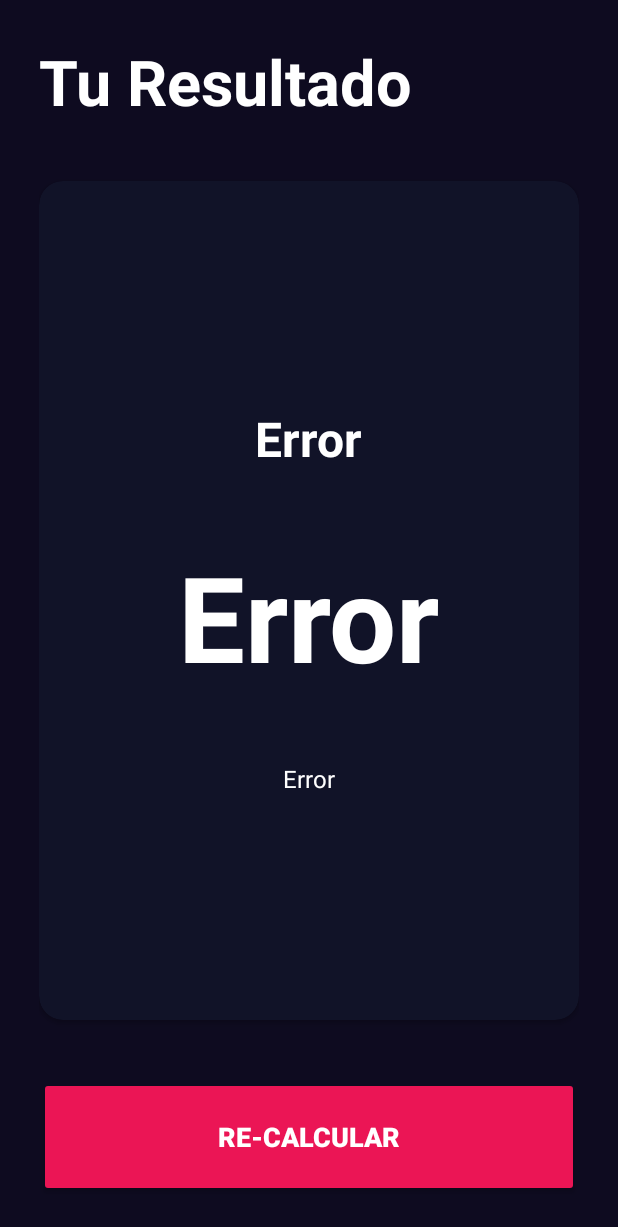
After one commit to alexDev2808/android-apps, an Android app: the ResultIMCActivity screen opened directly, with no data from a screen before it, on a phone screen of 412 x 824 dp. The commit adds this screen. Shown: the top 1227 px of the screen. Run offline under Robolectric (Android 15) with nearby library versions, the phone set to English and light mode, and no system bars.

Commit message:
Terminando app para calcular IMC

```diff
--- a/app/build.gradle
+++ b/app/build.gradle
@@ -5,12 +5,12 @@ plugins {
 
 android {
     namespace 'com.example.androidmaster'
-    compileSdk 33
+    compileSdk 34
 
     defaultConfig {
         applicationId "com.example.androidmaster"
         minSdk 21
-        targetSdk 33
+        targetSdk 34
         versionCode 1
         versionName "1.0"
 
--- a/app/src/main/AndroidManifest.xml
+++ b/app/src/main/AndroidManifest.xml
@@ -12,6 +12,9 @@
         android:supportsRtl="true"
         android:theme="@style/Theme.AndroidMaster"
         tools:targetApi="31">
+        <activity
+            android:name=".IMCCalculator.ResultIMCActivity"
+            android:exported="false" />
         <activity
             android:name=".IMCCalculator.ImcCalculatorActivity"
             android:exported="false" />
@@ -29,10 +32,10 @@
             android:exported="false" />
         <activity
             android:name=".firstapp.FirstAppActivity"
-            android:exported="true"></activity>
+            android:exported="true" />
         <activity
             android:name=".MainActivity"
-            android:exported="true"></activity>
+            android:exported="true" />
     </application>
 
 </manifest>
--- a/app/src/main/java/com/example/androidmaster/IMCCalculator/ImcCalculatorActivity.kt
+++ b/app/src/main/java/com/example/androidmaster/IMCCalculator/ImcCalculatorActivity.kt
@@ -1,6 +1,7 @@
 package com.example.androidmaster.IMCCalculator
 
 import android.content.Context
+import android.content.Intent
 import androidx.appcompat.app.AppCompatActivity
 import android.os.Bundle
 import android.util.Log
@@ -33,6 +34,9 @@ class ImcCalculatorActivity : AppCompatActivity() {
     private lateinit var fabSubstractionAge: FloatingActionButton
     private lateinit var btnCalculate: Button
 
+    companion object {
+        const val IMC_KEY = "IMC_RESULT"
+    }
     override fun onCreate(savedInstanceState: Bundle?) {
         super.onCreate(savedInstanceState)
         setContentView(R.layout.activity_imc_calculator)
@@ -98,14 +102,23 @@ class ImcCalculatorActivity : AppCompatActivity() {
         }
 
         btnCalculate.setOnClickListener {
-            calculateIMC()
+            val result = calculateIMC()
+
+            navigateToResult(result)
         }
     }
 
-    private fun calculateIMC() {
+    private fun navigateToResult(result: Double) {
+        val intent = Intent(this, ResultIMCActivity::class.java)
+        intent.putExtra(IMC_KEY, result)
+
+        startActivity(intent)
+    }
+
+    private fun calculateIMC(): Double {
         val df = DecimalFormat("#.##")
-        val imc = df.format(currentWeight / ( currentHeight.toDouble() / 100 * currentHeight.toDouble() / 100))
-        Log.i("prueba", "El imc es $imc")
+        return df.format(currentWeight / ( currentHeight.toDouble() / 100 * currentHeight.toDouble() / 100)).toDouble()
+
     }
     private fun setCurrentWeight() {
         tvWeight.text = currentWeight.toString()
--- /dev/null
+++ b/app/src/main/java/com/example/androidmaster/IMCCalculator/ResultIMCActivity.kt
@@ -0,0 +1,77 @@
+package com.example.androidmaster.IMCCalculator
+
+import androidx.appcompat.app.AppCompatActivity
+import android.os.Bundle
+import android.widget.Button
+import android.widget.TextView
+import androidx.core.content.ContextCompat
+import com.example.androidmaster.IMCCalculator.ImcCalculatorActivity.Companion.IMC_KEY
+import com.example.androidmaster.R
+
+class ResultIMCActivity : AppCompatActivity() {
+
+
+    private lateinit var tvResult: TextView
+    private lateinit var tvIMC: TextView
+    private lateinit var tvDescription: TextView
+    private lateinit var btnRecalculate: Button
+
+    override fun onCreate(savedInstanceState: Bundle?) {
+        super.onCreate(savedInstanceState)
+        setContentView(R.layout.activity_result_imcactivity)
+
+        val result: Double = intent.extras?.getDouble(IMC_KEY) ?: -1.0
+
+        initComponents()
+
+        initUI(result)
+
+        setListeners()
+    }
+
+    private fun setListeners() {
+//        btnRecalculate.setOnClickListener { onBackPressed() }
+    }
+
+    private fun initUI(result: Double) {
+
+        tvIMC.text = result.toString()
+
+        when(result) {
+            in 0.00..18.50 -> {
+                tvResult.text = getString(R.string.title_bajoPeso)
+                tvResult.setTextColor(ContextCompat.getColor(this, R.color.peso_bajo))
+
+                tvDescription.text = getString(R.string.description_bajoPeso)
+            }
+            in 18.51..24.99 -> {
+                tvResult.text = getString(R.string.title_pesoNormal)
+                tvResult.setTextColor(ContextCompat.getColor(this, R.color.peso_normal))
+
+                tvDescription.text = getString(R.string.description_pesoNormal)
+            }
+            in 25.00..29.99 -> {
+                tvResult.text = getString(R.string.title_sobrepeso)
+                tvResult.setTextColor(ContextCompat.getColor(this, R.color.peso_sobrepeso))
+
+                tvDescription.text = getString(R.string.description_sobrepeso)
+            }
+            in 30.00..99.00 -> {
+                tvResult.text = getString(R.string.title_obesidad)
+                tvResult.setTextColor(ContextCompat.getColor(this, R.color.obesidad))
+
+                tvDescription.text = getString(R.string.description_obesidad)
+            }else -> {
+                tvResult.text = getString(R.string.error)
+                tvIMC.text = getString(R.string.error)
+                tvDescription.text = getString(R.string.error)
+            }
+        }
+    }
+
+    private fun initComponents() {
+        tvResult = findViewById(R.id.tvResult)
+        tvIMC = findViewById(R.id.tvIMC)
+        tvDescription = findViewById(R.id.tvDescription)
+    }
+}
--- /dev/null
+++ b/app/src/main/res/layout/activity_result_imcactivity.xml
@@ -0,0 +1,96 @@
+<?xml version="1.0" encoding="utf-8"?>
+<androidx.constraintlayout.widget.ConstraintLayout xmlns:android="http://schemas.android.com/apk/res/android"
+    xmlns:app="http://schemas.android.com/apk/res-auto"
+    xmlns:tools="http://schemas.android.com/tools"
+    android:layout_width="match_parent"
+    android:layout_height="match_parent"
+    android:background="@color/background_app"
+    android:padding="26dp"
+    tools:context=".IMCCalculator.ResultIMCActivity">
+
+
+    <TextView
+        android:id="@+id/tvTitle"
+        android:layout_width="wrap_content"
+        android:layout_height="wrap_content"
+        android:text="@string/result"
+        android:textSize="42sp"
+        android:textStyle="bold"
+        android:textColor="@color/white"
+        app:layout_constraintStart_toStartOf="parent"
+        app:layout_constraintTop_toTopOf="parent"
+        />
+
+
+    <androidx.cardview.widget.CardView
+        android:layout_width="0dp"
+        android:layout_height="0dp"
+        app:layout_constraintTop_toBottomOf="@+id/tvTitle"
+        app:layout_constraintEnd_toEndOf="parent"
+        app:layout_constraintStart_toStartOf="parent"
+        app:layout_constraintBottom_toTopOf="@+id/btnRecalculate"
+        android:layout_marginVertical="38dp"
+        android:backgroundTint="@color/background_component_selected"
+        app:cardCornerRadius="16dp"
+
+        >
+
+        <androidx.appcompat.widget.LinearLayoutCompat
+            android:layout_width="match_parent"
+            android:layout_height="match_parent"
+            android:orientation="vertical"
+            android:gravity="center"
+            >
+
+
+            <TextView
+                android:id="@+id/tvResult"
+                android:layout_width="wrap_content"
+                android:layout_height="wrap_content"
+                tools:text="Normal"
+                android:textColor="@color/white"
+                android:textStyle="bold"
+                android:textSize="32sp"
+                />
+
+            <TextView
+                android:id="@+id/tvIMC"
+                android:layout_width="wrap_content"
+                android:layout_height="wrap_content"
+                tools:text="22.50"
+                android:textSize="79sp"
+                android:textStyle="bold"
+                android:textColor="@color/white"
+                android:layout_marginVertical="44dp"
+                />
+
+            <TextView
+                android:id="@+id/tvDescription"
+                android:layout_width="wrap_content"
+                android:layout_height="wrap_content"
+                tools:text="Texto de ejemplo para tener una preview del texto real y de como se veria."
+                android:textColor="@color/white"
+                android:textSize="16sp"
+                android:layout_marginHorizontal="24dp"
+                />
+        </androidx.appcompat.widget.LinearLayoutCompat>
+
+
+    </androidx.cardview.widget.CardView>
+
+
+    <androidx.appcompat.widget.AppCompatButton
+        android:id="@+id/btnRecalculate"
+        android:layout_width="0dp"
+        android:layout_height="80dp"
+        app:layout_constraintStart_toStartOf="parent"
+        app:layout_constraintEnd_toEndOf="parent"
+        app:layout_constraintBottom_toBottomOf="parent"
+        android:text="@string/recalcular"
+        android:textColor="@color/white"
+        android:textSize="18sp"
+        android:textStyle="bold"
+        android:backgroundTint="@color/background_button"
+        />
+
+</androidx.constraintlayout.widget.ConstraintLayout>
--- a/app/src/main/res/values/strings.xml
+++ b/app/src/main/res/values/strings.xml
@@ -6,4 +6,21 @@
     <string name="weight">Peso</string>
     <string name="age">Edad</string>
     <string name="calculate">Calcular</string>
+    <string name="result">Tu Resultado</string>
+    <string name="recalcular">Re-calcular</string>
+
+
+    <string name="error">Error</string>
+    <string name="title_bajoPeso">Bajo Peso</string>
+    <string name="description_bajoPeso">Tu peso esta por debajo de lo optimo en relacion a tu altura. Come mas.</string>
+
+    <string name="title_pesoNormal">Peso Normal</string>
+    <string name="description_pesoNormal">Tu peso es considerado normal. Sigue asi.</string>
+
+    <string name="title_sobrepeso">Sobrepeso</string>
+    <string name="description_sobrepeso">Tu peso esta por encima de lo optimo. Deberias hacer mas ejercicio y alimentarte sanamente.</string>
+
+    <string name="title_obesidad">Obesidad</string>
+    <string name="description_obesidad">Atencion. Deberias consultar a un medico para tratar este padecimiento.</string>
+
 </resources>
```
